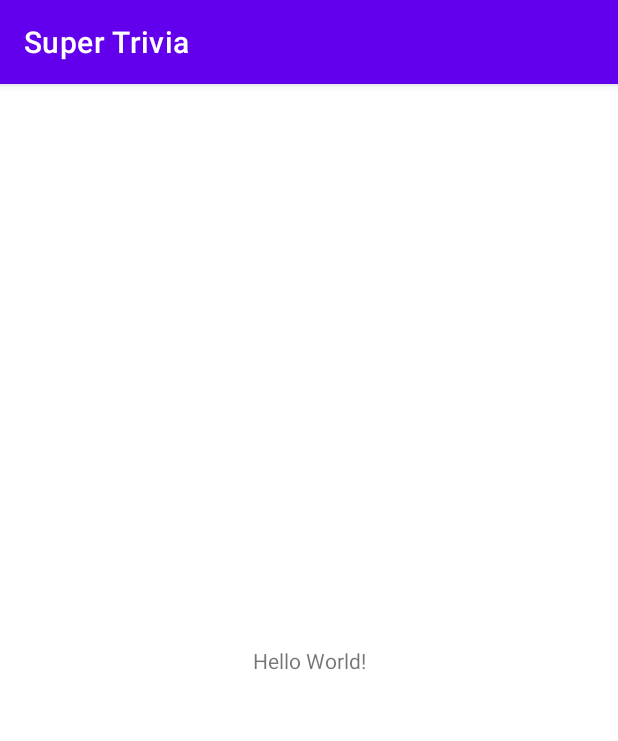
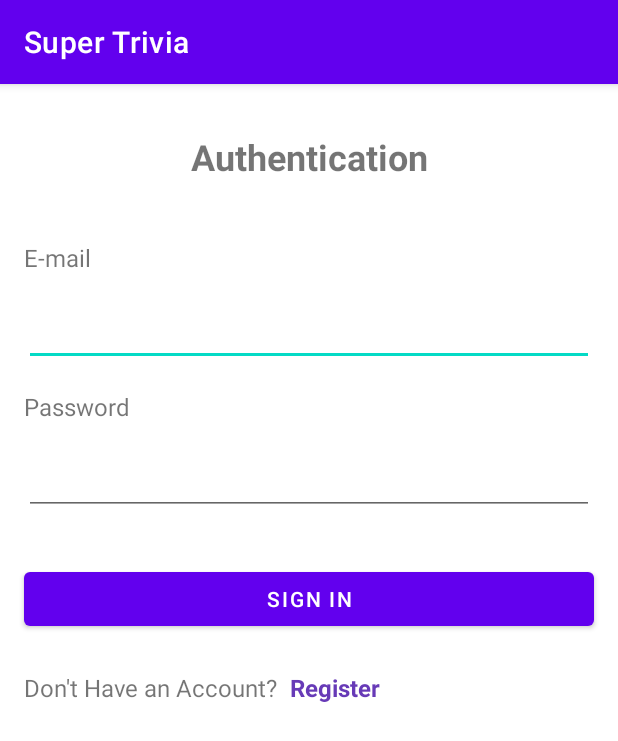
Before and after one commit to Yuziem14/super-trivia, an Android app: the screen it shows after launch (MainActivity before the commit, SessionActivity after it), on a phone screen of 412 x 824 dp. Shown: the top 741 px of the screen. Run offline under Robolectric (Android 15) with nearby library versions, the phone set to English and light mode, and no system bars.

Commit message:
create auth and register fragments and setup navigation

```diff
--- a/app/build.gradle
+++ b/app/build.gradle
@@ -1,6 +1,7 @@
 plugins {
     id 'com.android.application'
     id 'kotlin-android'
+    id 'kotlin-android-extensions'
 }
 
 android {
@@ -45,4 +46,7 @@ dependencies {
     androidTestImplementation 'androidx.test.espresso:espresso-core:3.3.0'
     implementation "androidx.navigation:navigation-fragment-ktx:$nav_version"
     implementation "androidx.navigation:navigation-ui-ktx:$nav_version"
+    implementation 'com.google.code.gson:gson:2.8.6'
+    implementation 'com.squareup.retrofit2:retrofit:2.9.0'
+    implementation 'com.squareup.retrofit2:converter-gson:2.9.0'
 }
--- a/app/src/main/AndroidManifest.xml
+++ b/app/src/main/AndroidManifest.xml
@@ -9,12 +9,13 @@
         android:roundIcon="@mipmap/ic_launcher_round"
         android:supportsRtl="true"
         android:theme="@style/Theme.SuperTrivia">
-        <activity android:name=".MainActivity">
+        <activity android:name=".SessionActivity">
             <intent-filter>
                 <action android:name="android.intent.action.MAIN" />
                 <category android:name="android.intent.category.LAUNCHER" />
             </intent-filter>
         </activity>
+        <activity android:name=".MainActivity"></activity>
     </application>
 
 </manifest>
--- /dev/null
+++ b/app/src/main/java/com/yuziem14/supertrivia/SessionActivity.kt
@@ -0,0 +1,11 @@
+package com.yuziem14.supertrivia
+
+import androidx.appcompat.app.AppCompatActivity
+import android.os.Bundle
+
+class SessionActivity : AppCompatActivity() {
+    override fun onCreate(savedInstanceState: Bundle?) {
+        super.onCreate(savedInstanceState)
+        setContentView(R.layout.activity_session)
+    }
+}
--- /dev/null
+++ b/app/src/main/java/com/yuziem14/supertrivia/fragments/AuthFragment.kt
@@ -0,0 +1,29 @@
+package com.yuziem14.supertrivia.fragments
+
+import android.os.Bundle
+import androidx.fragment.app.Fragment
+import android.view.LayoutInflater
+import android.view.View
+import android.view.ViewGroup
+import androidx.navigation.fragment.findNavController
+import com.yuziem14.supertrivia.R
+import kotlinx.android.synthetic.main.fragment_auth.view.*
+
+class AuthFragment : Fragment() {
+    override fun onCreate(savedInstanceState: Bundle?) {
+        super.onCreate(savedInstanceState)
+    }
+
+    override fun onCreateView(
+        inflater: LayoutInflater, container: ViewGroup?,
+        savedInstanceState: Bundle?
+    ): View? {
+        val view = inflater.inflate(R.layout.fragment_auth, container, false)
+        view.authLink.setOnClickListener { goToRegister() }
+        return view
+    }
+
+    fun goToRegister() {
+        findNavController().navigate(R.id.authToRegister)
+    }
+}
--- /dev/null
+++ b/app/src/main/res/layout/activity_session.xml
@@ -0,0 +1,28 @@
+<?xml version="1.0" encoding="utf-8"?>
+<androidx.constraintlayout.widget.ConstraintLayout xmlns:android="http://schemas.android.com/apk/res/android"
+    xmlns:app="http://schemas.android.com/apk/res-auto"
+    xmlns:tools="http://schemas.android.com/tools"
+    android:layout_width="match_parent"
+    android:layout_height="match_parent"
+    tools:context=".SessionActivity">
+
+    <FrameLayout
+        android:id="@+id/fragmentContainer"
+        android:layout_width="0dp"
+        android:layout_height="0dp"
+        app:layout_constraintBottom_toBottomOf="parent"
+        app:layout_constraintEnd_toEndOf="parent"
+        app:layout_constraintHorizontal_bias="0.0"
+        app:layout_constraintStart_toStartOf="parent"
+        app:layout_constraintTop_toTopOf="parent"
+        app:layout_constraintVertical_bias="0.0">
+
+        <androidx.fragment.app.FragmentContainerView
+            android:id="@+id/navHost"
+            android:name="androidx.navigation.fragment.NavHostFragment"
+            android:layout_width="match_parent"
+            android:layout_height="match_parent"
+            app:defaultNavHost="true"
+            app:navGraph="@navigation/session_nav_graph" />
+    </FrameLayout>
+</androidx.constraintlayout.widget.ConstraintLayout>
--- /dev/null
+++ b/app/src/main/res/layout/fragment_auth.xml
@@ -0,0 +1,116 @@
+<?xml version="1.0" encoding="utf-8"?>
+<androidx.constraintlayout.widget.ConstraintLayout xmlns:android="http://schemas.android.com/apk/res/android"
+    xmlns:app="http://schemas.android.com/apk/res-auto"
+    xmlns:tools="http://schemas.android.com/tools"
+    android:layout_width="match_parent"
+    android:layout_height="match_parent"
+    tools:context=".fragments.AuthFragment">
+
+    <TextView
+        android:id="@+id/textView1"
+        android:layout_width="wrap_content"
+        android:layout_height="wrap_content"
+        android:layout_marginTop="32dp"
+        android:fontFamily="sans-serif"
+        android:text="@string/authentication"
+        android:textSize="24sp"
+        android:textStyle="bold"
+        app:layout_constraintEnd_toEndOf="parent"
+        app:layout_constraintStart_toStartOf="parent"
+        app:layout_constraintTop_toTopOf="parent" />
+
+    <TextView
+        android:id="@+id/textView2"
+        android:layout_width="wrap_content"
+        android:layout_height="wrap_content"
+        android:layout_marginStart="16dp"
+        android:layout_marginLeft="16dp"
+        android:layout_marginTop="40dp"
+        android:text="@string/email"
+        android:textSize="16sp"
+        app:layout_constraintStart_toStartOf="parent"
+        app:layout_constraintTop_toBottomOf="@+id/textView1" />
+
+    <EditText
+        android:id="@+id/emailInput"
+        android:layout_width="0dp"
+        android:layout_height="wrap_content"
+        android:layout_marginStart="16dp"
+        android:layout_marginLeft="16dp"
+        android:layout_marginTop="16dp"
+        android:layout_marginEnd="16dp"
+        android:layout_marginRight="16dp"
+        android:ems="10"
+        android:inputType="textEmailAddress"
+        app:layout_constraintEnd_toEndOf="parent"
+        app:layout_constraintHorizontal_bias="0.0"
+        app:layout_constraintStart_toStartOf="parent"
+        app:layout_constraintTop_toBottomOf="@+id/textView2" />
+
+    <TextView
+        android:id="@+id/textView3"
+        android:layout_width="wrap_content"
+        android:layout_height="wrap_content"
+        android:layout_marginStart="16dp"
+        android:layout_marginLeft="16dp"
+        android:layout_marginTop="16dp"
+        android:text="@string/password"
+        android:textSize="16sp"
+        app:layout_constraintStart_toStartOf="parent"
+        app:layout_constraintTop_toBottomOf="@+id/emailInput" />
+
+    <EditText
+        android:id="@+id/passwordInput"
+        android:layout_width="0dp"
+        android:layout_height="wrap_content"
+        android:layout_marginStart="16dp"
+        android:layout_marginLeft="16dp"
+        android:layout_marginTop="16dp"
+        android:layout_marginEnd="16dp"
+        android:layout_marginRight="16dp"
+        android:ems="10"
+        android:inputType="textPassword"
+        app:layout_constraintEnd_toEndOf="parent"
+        app:layout_constraintStart_toStartOf="parent"
+        app:layout_constraintTop_toBottomOf="@+id/textView3" />
+
+    <Button
+        android:id="@+id/registerButton"
+        android:layout_width="0dp"
+        android:layout_height="wrap_content"
+        android:layout_marginStart="16dp"
+        android:layout_marginLeft="16dp"
+        android:layout_marginTop="32dp"
+        android:layout_marginEnd="16dp"
+        android:layout_marginRight="16dp"
+        android:text="@string/sign_in"
+        app:layout_constraintEnd_toEndOf="parent"
+        app:layout_constraintStart_toStartOf="parent"
+        app:layout_constraintTop_toBottomOf="@+id/passwordInput" />
+
+    <TextView
+        android:id="@+id/textView6"
+        android:layout_width="0dp"
+        android:layout_height="wrap_content"
+        android:layout_marginStart="16dp"
+        android:layout_marginLeft="16dp"
+        android:layout_marginTop="24dp"
+        android:text="@string/dont_have_an_account"
+        android:textSize="16sp"
+        app:layout_constraintStart_toStartOf="parent"
+        app:layout_constraintTop_toBottomOf="@+id/registerButton" />
+
+    <TextView
+        android:id="@+id/authLink"
+        android:layout_width="wrap_content"
+        android:layout_height="wrap_content"
+        android:layout_marginStart="8dp"
+        android:layout_marginLeft="8dp"
+        android:text="@string/register"
+        android:textColor="#673AB7"
+        android:textSize="16sp"
+        android:textStyle="bold"
+        app:layout_constraintStart_toEndOf="@+id/textView6"
+        app:layout_constraintTop_toTopOf="@+id/textView6" />
+
+</androidx.constraintlayout.widget.ConstraintLayout>
--- /dev/null
+++ b/app/src/main/res/navigation/session_nav_graph.xml
@@ -0,0 +1,26 @@
+<?xml version="1.0" encoding="utf-8"?>
+<navigation xmlns:android="http://schemas.android.com/apk/res/android"
+    xmlns:app="http://schemas.android.com/apk/res-auto"
+    xmlns:tools="http://schemas.android.com/tools"
+    android:id="@+id/session_nav_graph"
+    app:startDestination="@id/authFragment">
+
+    <fragment
+        android:id="@+id/authFragment"
+        android:name="com.yuziem14.supertrivia.fragments.AuthFragment"
+        android:label="fragment_auth"
+        tools:layout="@layout/fragment_auth" >
+        <action
+            android:id="@+id/authToRegister"
+            app:destination="@id/registerFragment" />
+    </fragment>
+    <fragment
+        android:id="@+id/registerFragment"
+        android:name="com.yuziem14.supertrivia.fragments.RegisterFragment"
+        android:label="fragment_register"
+        tools:layout="@layout/fragment_register" >
+        <action
+            android:id="@+id/registerToAuth"
+            app:destination="@id/authFragment" />
+    </fragment>
+</navigation>
--- a/app/src/main/res/values/strings.xml
+++ b/app/src/main/res/values/strings.xml
@@ -1,5 +1,14 @@
 <resources>
-    <string name="app_name">Super Trivia</string>
+    <string name="app_name" translatable="false">Super Trivia</string>
+    <string name="authentication">Authentication</string>
+    <string name="email" translatable="false">E-mail</string>
+    <string name="password">Password</string>
+    <string name="sign_in">Sign In</string>
+    <string name="dont_have_an_account">Don\'t Have an Account?</string>
+    <string name="register">Register</string>
     <!-- TODO: Remove or change this placeholder text -->
-    <string name="hello_blank_fragment">Hello blank fragment</string>
+    <string name="name">Name</string>
+    <string name="confirm_password">Confirm Password</string>
+    <string name="already_have_an_account">Already Have an Account?</string>
+    <!-- TODO: Remove or change this placeholder text -->
 </resources>
```
Also changed, not shown: app/src/main/java/com/yuziem14/supertrivia/fragments/RegisterFragment.kt (added, +29 -0 lines), app/src/main/res/layout/fragment_register.xml (added, +172 -0 lines), 1 other file.
